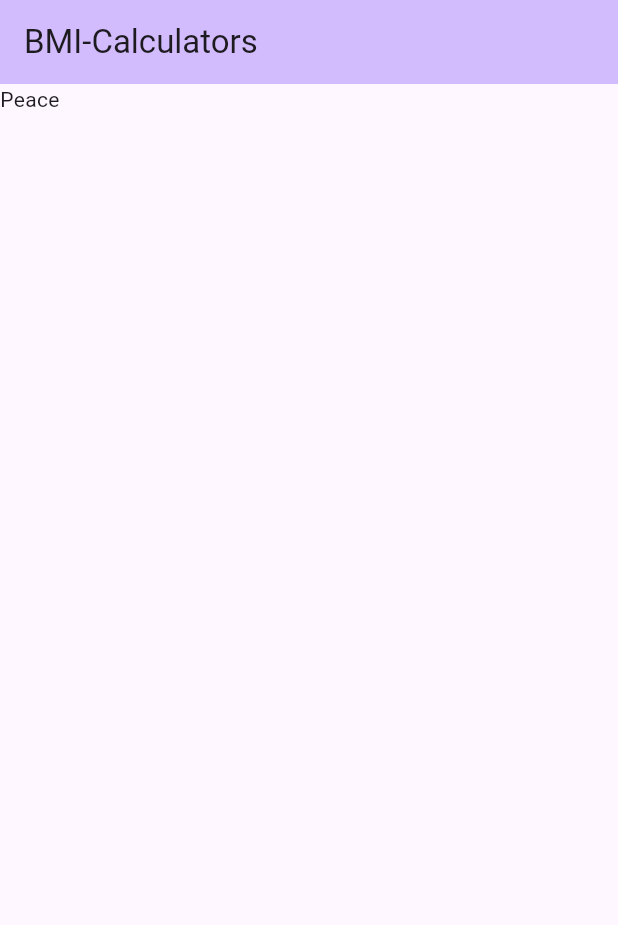
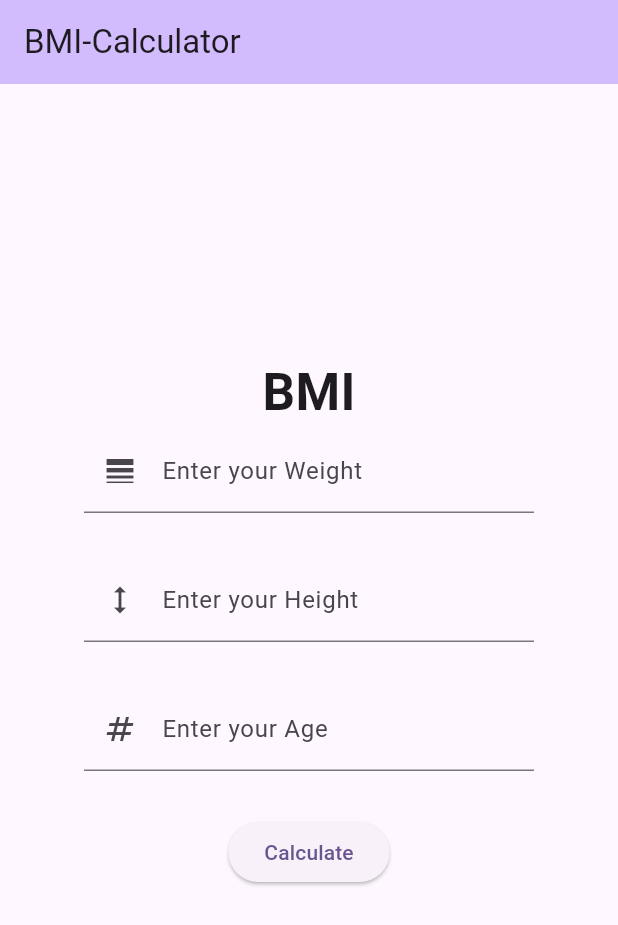
Before and after one commit to fhrabbi555/BMI-Calculator, a Flutter app: the screen it shows after launch, on a phone screen of 412 x 824 dp. Shown: the top 925 px of the screen. Run offline on Flutter 3.47's test engine with Material 3 defaults, Android fonts, the phone set to English and light mode, and no system bars.

Commit message:
Adding BMI Calculation Methods

```diff
--- a/lib/main.dart
+++ b/lib/main.dart
@@ -13,25 +13,10 @@ class MyApp extends StatelessWidget {
     return MaterialApp(
       title: 'Flutter Demo',
       theme: ThemeData(
-        // This is the theme of your application.
-        //
-        // TRY THIS: Try running your application with "flutter run". You'll see
-        // the application has a blue toolbar. Then, without quitting the app,
-        // try changing the seedColor in the colorScheme below to Colors.green
-        // and then invoke "hot reload" (save your changes or press the "hot
-        // reload" button in a Flutter-supported IDE, or press "r" if you used
-        // the command line to start the app).
-        //
-        // Notice that the counter didn't reset back to zero; the application
-        // state is not lost during the reload. To reset the state, use hot
-        // restart instead.
-        //
-        // This works for code too, not just values: Most code changes can be
-        // tested with just a hot reload.
         colorScheme: ColorScheme.fromSeed(seedColor: Colors.deepPurple),
         useMaterial3: true,
       ),
-      home: const MyHomePage(title: 'BMI-Calculators'),
+      home: const MyHomePage(title: 'BMI-Calculator'),
     );
   }
 }
@@ -39,14 +24,6 @@ class MyApp extends StatelessWidget {
 class MyHomePage extends StatefulWidget {
   const MyHomePage({super.key, required this.title});
 
-  // This widget is the home page of your application. It is stateful, meaning
-  // that it has a State object (defined below) that contains fields that affect
-  // how it looks.
-
-  // This class is the configuration for the state. It holds the values (in this
-  // case the title) provided by the parent (in this case the App widget) and
-  // used by the build method of the State. Fields in a Widget subclass are
-  // always marked "final".
 
   final String title;
 
@@ -55,25 +32,95 @@ class MyHomePage extends StatefulWidget {
 }
 
 class _MyHomePageState extends State<MyHomePage> {
+
+  var wtController = TextEditingController();
+  var ftController = TextEditingController();
+  var inController = TextEditingController();
+
+  var result = "";
+
   @override
   Widget build(BuildContext context) {
-    // This method is rerun every time setState is called, for instance as done
-    // by the _incrementCounter method above.
-    //
-    // The Flutter framework has been optimized to make rerunning build methods
-    // fast, so that you can just rebuild anything that needs updating rather
-    // than having to individually change instances of widgets.
+
     return Scaffold(
       appBar: AppBar(
-        // TRY THIS: Try changing the color here to a specific color (to
-        // Colors.amber, perhaps?) and trigger a hot reload to see the AppBar
-        // change color while the other colors stay the same.
+
         backgroundColor: Theme.of(context).colorScheme.inversePrimary,
-        // Here we take the value from the MyHomePage object that was created by
-        // the App.build method, and use it to set our appbar title.
         title: Text(widget.title),
       ),
-      body: Text('Peace'),
+
+      body: Center(
+        child: Container(
+          width: 300,
+          child: Column(
+            mainAxisAlignment: MainAxisAlignment.center,
+            children: [
+              Text('BMI',style: TextStyle(fontSize: 34, fontWeight: FontWeight.bold),),
+
+              TextField(
+                controller: wtController,
+                decoration: InputDecoration(
+                  label: Text('Enter your Weight'),
+                  prefixIcon: Icon(Icons.line_weight)
+                ),
+                keyboardType: TextInputType.number,
+              ),
+              SizedBox(height: 30,),
+              TextField(
+                controller: ftController,
+                decoration: InputDecoration(
+                    label: Text('Enter your Height'),
+                    prefixIcon: Icon(Icons.height)
+                ),
+                keyboardType: TextInputType.number,
+              ),
+              SizedBox(height: 30,),
+              TextField(
+                controller: inController,
+                decoration: InputDecoration(
+                    label: Text('Enter your Age'),
+                    prefixIcon: Icon(Icons.numbers)
+                ),
+                keyboardType: TextInputType.number,
+              ),
+
+              SizedBox(height: 30,),
+
+              ElevatedButton(onPressed: (){
+
+                var wt = wtController.text.toString();
+                var ft = ftController.text.toString();
+                var inc = inController.text.toString();
+
+                if(wt != "" && ft != "" && inc != ""){
+
+                  var iwt = int.parse(wt);
+                  var ifit = int.parse(ft);
+                  var iinc = int.parse(inc);
+
+              //  Convert height to inches
+                  var heightInInches = (ifit * 12) + iinc;
+
+               //Calculate BMI
+                  var bmi = (iwt / (heightInInches * heightInInches)) * 703;
+
+                  setState(() {
+                    result = "Your BMI is: ${bmi.toStringAsFixed(4)}";
+                  });
+
+                }else{
+                  setState(() {
+                    result = "Please fill all the required blanks";
+                  });
+                }
+
+              }, child: Text('Calculate')),
+              SizedBox(height: 30,),
+              Text(result,style: TextStyle(fontSize: 15),)
+            ],
+          ),
+        ),
+      )
     );
   }
 }
```
